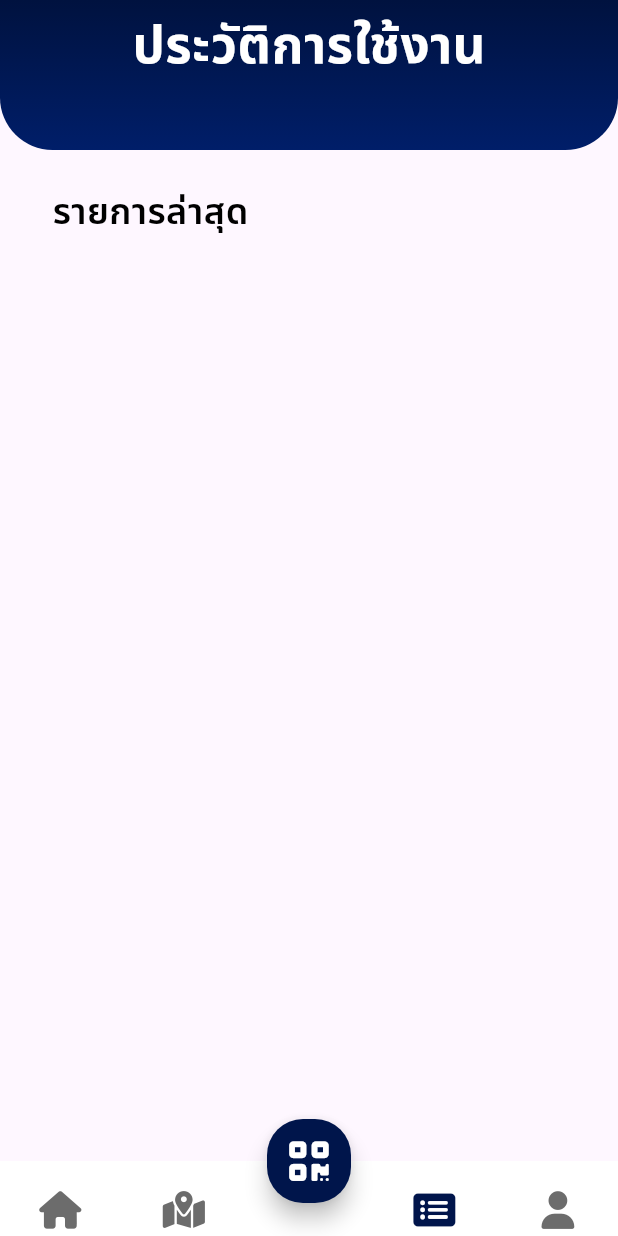
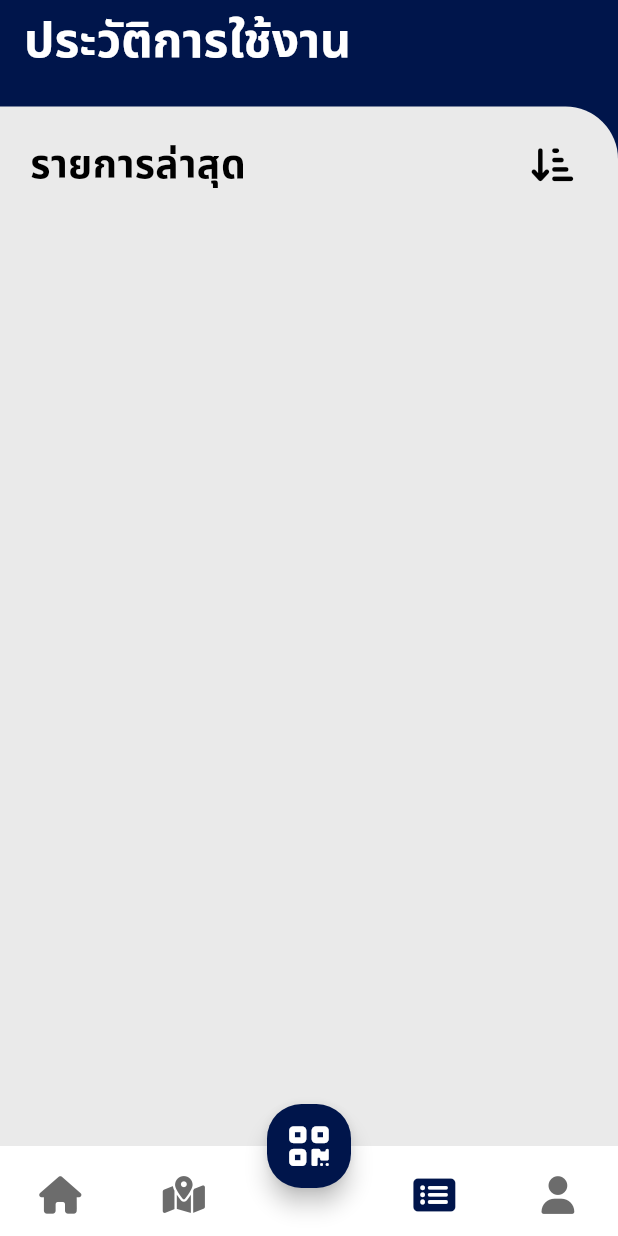
Before and after one commit to TanawanUr/System-for-Collecting-Points-from-Plastic-Waste, a Flutter app: the screen it shows after launch, item 3 of the bottom bar chosen, on a phone screen of 412 x 824 dp. Run offline on Flutter 3.47's test engine with Material 3 defaults, Android fonts, the phone set to English and light mode, and no system bars; our stand-ins replace flutter_map, flutter_svg, font_awesome_flutter, latlong2.

Commit message:
fix smth

```diff
--- a/lib/screens/History/history.dart
+++ b/lib/screens/History/history.dart
@@ -1,4 +1,5 @@
 import 'package:flutter/material.dart';
+import 'package:font_awesome_flutter/font_awesome_flutter.dart';
 import 'package:system_for_collecting_points_from_plastic_waste/widget/app_buttons.dart';
 
 class History_Screen extends StatefulWidget {
@@ -11,28 +12,74 @@ class History_Screen extends StatefulWidget {
 class _History_ScreenState extends State<History_Screen> {
   @override
   Widget build(BuildContext context) {
-      return Scaffold(
-      appBar: appBar(),
+    return Scaffold(
+      backgroundColor: Color(0xff00154B),
+      appBar: AppBar(
+        backgroundColor: Color.fromARGB(255, 0, 21, 75),
+        title: Text(
+          'ประวัติการใช้งาน',
+          style: TextStyle(
+            color: Colors.white,
+            fontSize: 32,
+            fontWeight: FontWeight.w700,
+            height: 1,
+          ),
+        ),
+      ),
       body: Center(
+        child: Container(
           child: Column(
             children: [
-              Container(
-                margin: EdgeInsets.fromLTRB(35, 30, 0, 0),
-                alignment: Alignment.centerLeft,
-                child: Text(
-                    'รายการล่าสุด',
-                    style: TextStyle(
-                      color: Colors.black,
-                      fontSize: 24,
-                      fontWeight: FontWeight.w600,
-                      height: 1,
+              SizedBox(
+                height: 15,
+              ),
+              Expanded(
+                child: Container(
+                  decoration: BoxDecoration(
+                    color: Color(0xffEAEAEA),
+                    borderRadius: BorderRadius.only(
+                      topRight: Radius.circular(35),
                     ),
                   ),
-              )
+                  child: Column(
+                    children: [
+                      SizedBox(
+                        height: 15,
+                      ),
+                      Padding(
+                        padding: const EdgeInsets.only(left: 20,right: 20),
+                        child: Row(
+                          mainAxisAlignment: MainAxisAlignment.spaceBetween,
+                          children: [
+
+                            Text("รายการล่าสุด",
+                                style: TextStyle(
+                                  color: Colors.black,
+                                  fontSize: 26,
+                                  fontWeight: FontWeight.w700,
+                                )
+                              ),
+                            IconButton(
+                              onPressed: (){
+
+                              },
+                              icon: FaIcon(
+                                FontAwesomeIcons.arrowDownShortWide,
+                                size: 25,
+                                 color: Colors.black,
+                              ),
+                            ),
+                          ],
+                        ),
+                      ),
+                    ],
+                  ),
+                ),
+              ),
             ],
           ),
+        ),
       ),
-
     );
   }
 
--- a/lib/screens/Home/prize.dart
+++ b/lib/screens/Home/prize.dart
@@ -1,5 +1,6 @@
 import 'package:flutter/material.dart';
 import 'package:font_awesome_flutter/font_awesome_flutter.dart';
+import 'package:system_for_collecting_points_from_plastic_waste/screens/PrizeList/Certificate.dart';
 import 'package:system_for_collecting_points_from_plastic_waste/widget/app_buttons.dart';
 import 'package:system_for_collecting_points_from_plastic_waste/screens/PrizeList/Stationery.dart';
 
@@ -55,7 +56,7 @@ class PrizeListPage extends StatelessWidget {
                               Navigator.push(
                                 context,
                                 MaterialPageRoute(
-                                    builder: (context) => const Stationery()),
+                                    builder: (context) => const Stationery_Screen()),
                               );
                             },
                             textColor: Color(0xff000000),
@@ -82,7 +83,8 @@ class PrizeListPage extends StatelessWidget {
                             onPressed: () {
                               // Navigator.push(
                               //   context,
-                              //   MaterialPageRoute(builder: (context) => const PrizeListPage()),
+                              //   MaterialPageRoute(
+                              //       builder: (context) => const Stationery_Screen()),
                               // );
                             },
                             textColor: Color(0xff000000),
@@ -107,10 +109,11 @@ class PrizeListPage extends StatelessWidget {
                         children: [
                           AppButtons(
                             onPressed: () {
-                              // Navigator.push(
-                              //   context,
-                              //   MaterialPageRoute(builder: (context) => const PrizeListPage()),
-                              // );
+                              Navigator.push(
+                                context,
+                                MaterialPageRoute(
+                                    builder: (context) => const Certificate_Screen()),
+                              );
                             },
                             textColor: Color(0xff000000),
                             iconColor: Color(0xffEEC004),
--- a/lib/screens/navbar.dart
+++ b/lib/screens/navbar.dart
@@ -41,14 +41,14 @@ class _BottomNavBarState extends State<BottomNavBar> {
         backgroundColor: Color(0xff00154B),
         shape: const RoundedRectangleBorder(
           borderRadius: BorderRadius.all(
-            Radius.circular(24),
+            Radius.circular(23),
           ),
         ),
       ),
       floatingActionButtonLocation: FloatingActionButtonLocation.centerDocked,
       bottomNavigationBar: BottomAppBar(
         elevation: 1,
-        height: 50,
+        height: 60,
         color: Color.fromARGB(255, 255, 255, 255),
         clipBehavior: Clip.antiAliasWithSaveLayer,
         child: Row(
```
